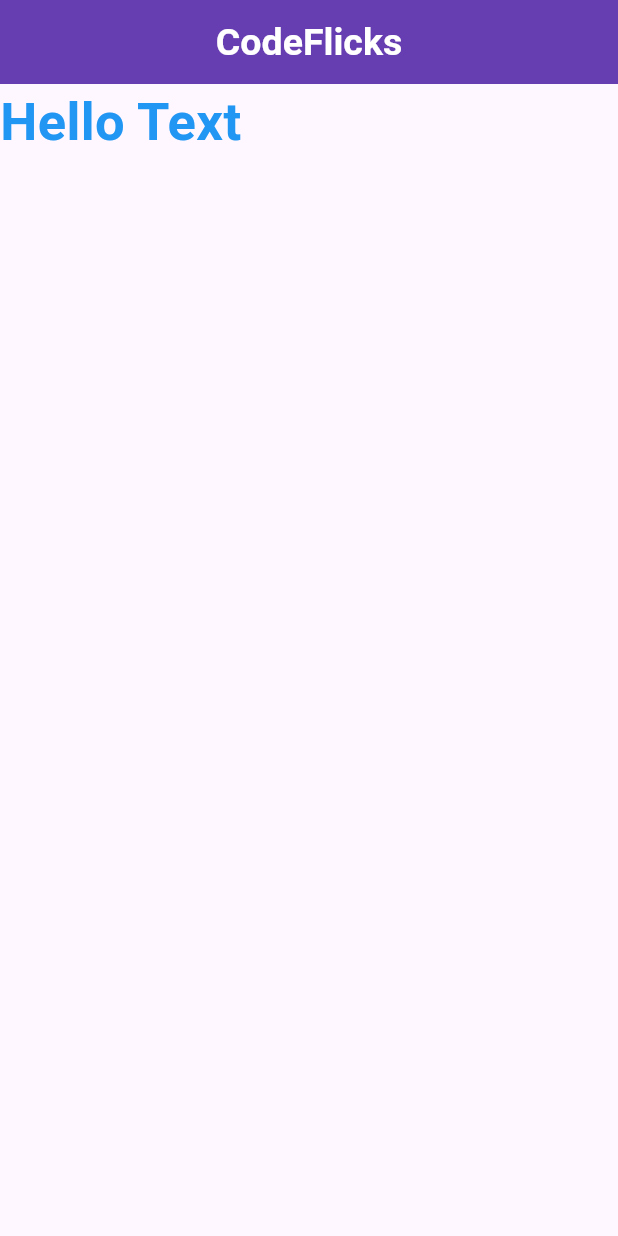
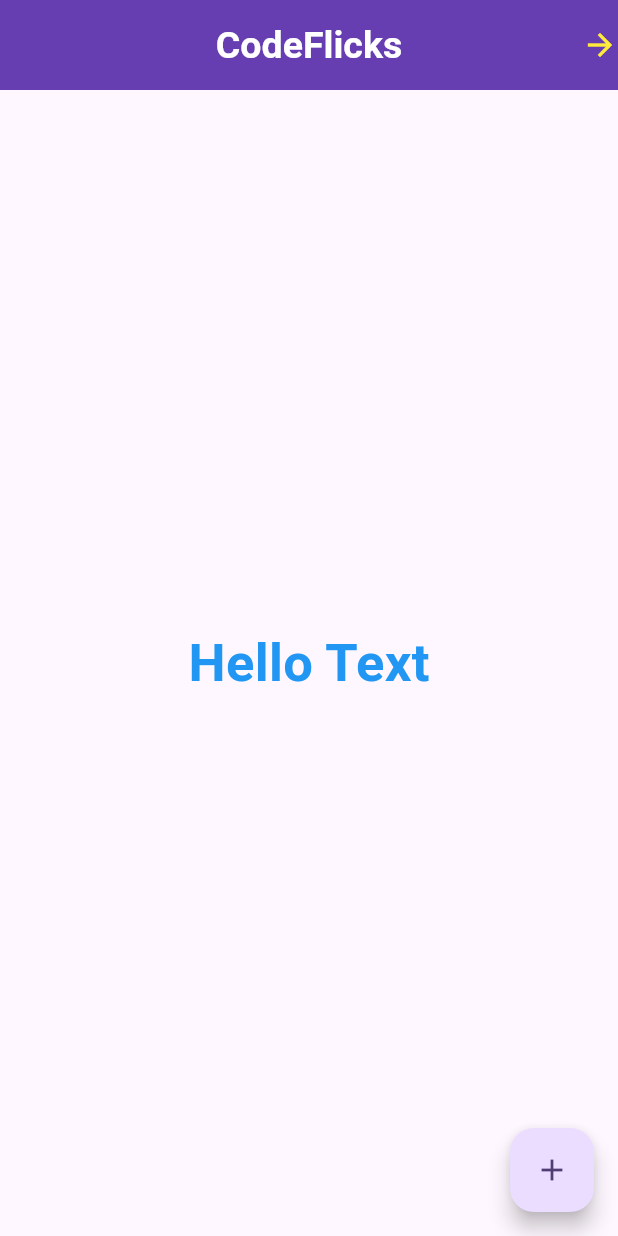
Before and after one commit to KefayetUllah/Flutter-Application, a Flutter app: the screen it shows after launch, on a phone screen of 412 x 824 dp. Run offline on Flutter 3.47's test engine with Material 3 defaults, Android fonts, the phone set to English and light mode, and no system bars.

Commit message:
Initial Commit

```diff
--- a/lib/main.dart
+++ b/lib/main.dart
@@ -15,8 +15,10 @@ class MyApp extends StatelessWidget {
         colorScheme: ColorScheme.fromSeed(seedColor: Colors.deepPurple),
         primarySwatch: Colors.deepPurple,
       ),
+      debugShowCheckedModeBanner: false,
       home: Scaffold(
         appBar: AppBar(
+          actions: [Icon(Icons.arrow_forward, color: Colors.yellow)],
           title: Text("CodeFlicks"),
           centerTitle: true,
           elevation: 24,
@@ -26,14 +28,21 @@ class MyApp extends StatelessWidget {
             fontWeight: FontWeight.bold,
             color: Colors.white,
           ),
+          toolbarHeight: 60,
         ),
-        body: Text(
-          "Hello Text",
-          style: TextStyle(
-            fontSize: 35,
-            fontWeight: FontWeight.bold,
-            color: Colors.blue,
+        body: Center(
+          child: Text(
+            "Hello Text",
+            style: TextStyle(
+              fontSize: 35,
+              fontWeight: FontWeight.bold,
+              color: Colors.blue,
+            ),
           ),
+        ),
+        floatingActionButton: FloatingActionButton(
+          onPressed: () {},
+          child: Icon(Icons.add),
         ),
       ),
     );
```
